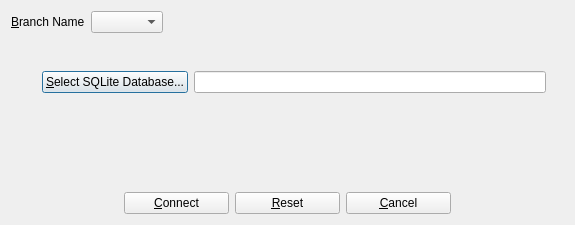
Qt form UI/biblioteq_branch_s.ui (textbrowser/biblioteq) before a commit.
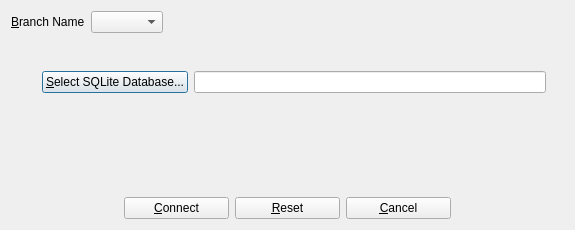
The same form after that commit. Icons and pictures are not drawn.

What changed in the file:
```diff
--- a/UI/biblioteq_branch_s.ui
+++ b/UI/biblioteq_branch_s.ui
@@ -7,7 +7,7 @@
     <x>0</x>
     <y>0</y>
     <width>575</width>
-    <height>225</height>
+    <height>230</height>
    </rect>
   </property>
   <property name="windowTitle">
```
